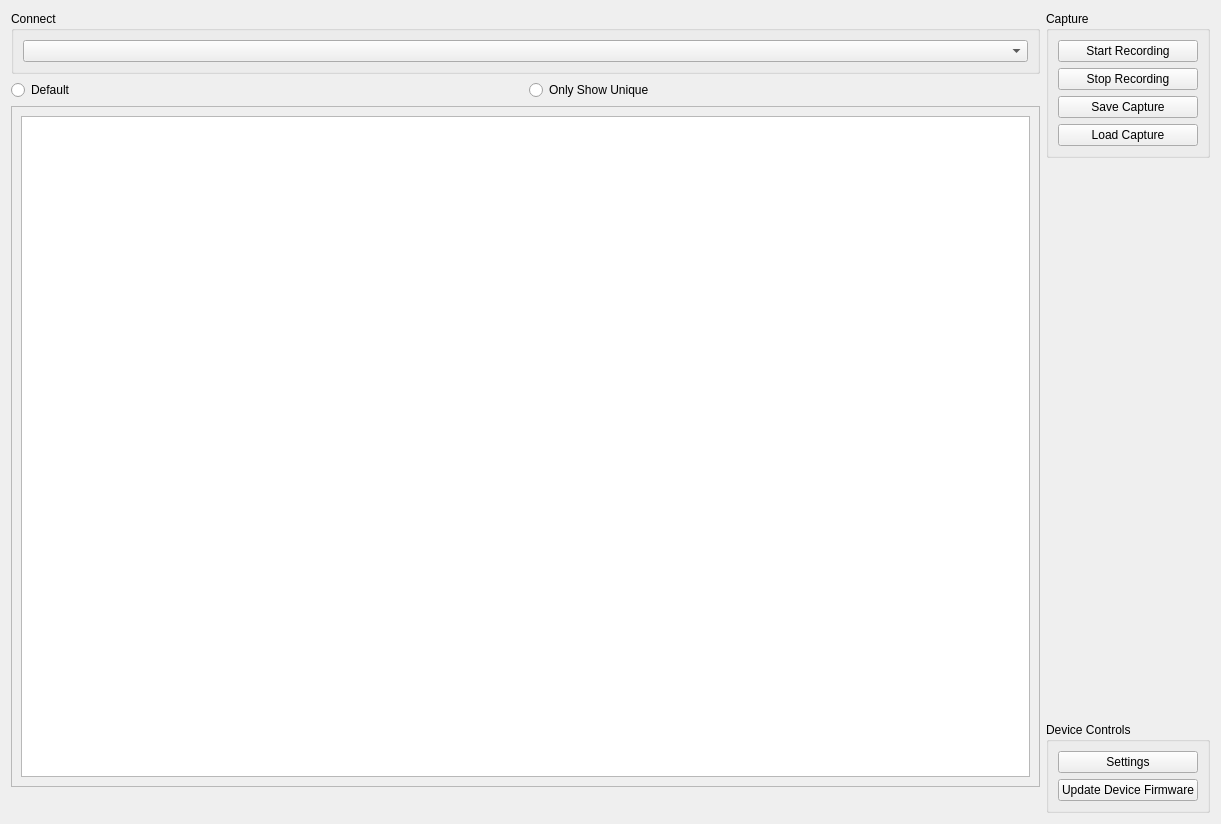
This is cansharkgui/FormMainWindow.ui in DieselDemi/CAN-Shark as Qt 5 draws it before an edit. The edited form follows.
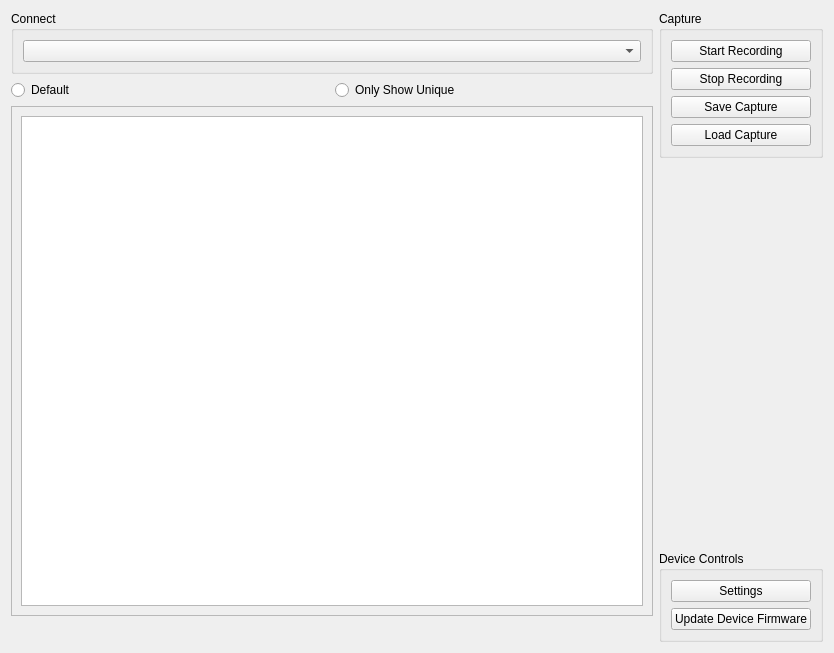
This is the edited form.

Commit message: Added button for recovery mode.

What changed in the file:
```diff
--- a/cansharkgui/FormMainWindow.ui
+++ b/cansharkgui/FormMainWindow.ui
@@ -6,8 +6,8 @@
    <rect>
     <x>0</x>
     <y>0</y>
-    <width>1221</width>
-    <height>824</height>
+    <width>834</width>
+    <height>653</height>
    </rect>
   </property>
   <property name="windowTitle">
@@ -65,8 +65,8 @@
            <rect>
             <x>0</x>
             <y>0</y>
-            <width>970</width>
-            <height>649</height>
+            <width>583</width>
+            <height>478</height>
            </rect>
           </property>
           <layout class="QHBoxLayout" name="horizontalLayout_3">
```
The commit also changes 1 other file.
